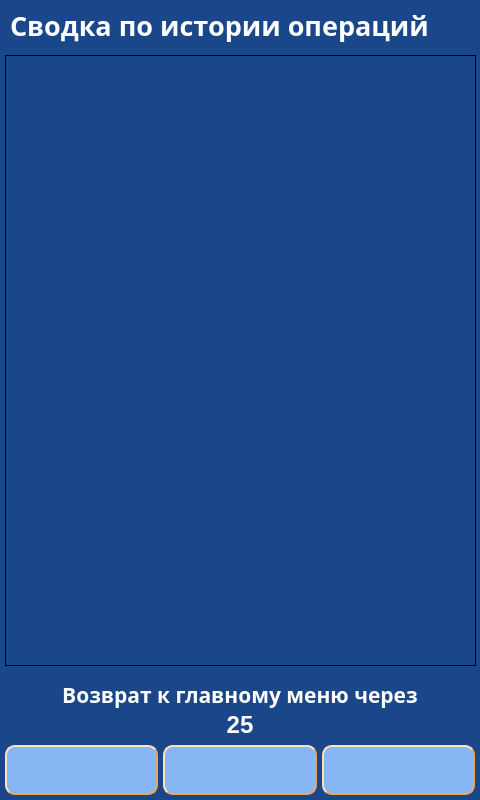
Qt form client/GUI/ui/screen_21_summary.ui (komrade2801/AutoSklad) before a commit.
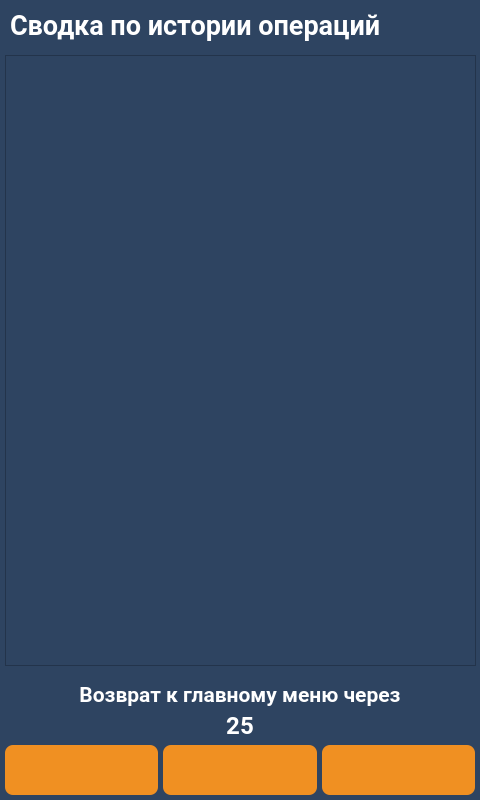
The same form after that commit. Icons and pictures are not drawn.

Commit message: changed client UI style

```diff
--- a/client/GUI/ui/screen_21_summary.ui
+++ b/client/GUI/ui/screen_21_summary.ui
@@ -14,7 +14,36 @@
    <string>screen_21_summary</string>
   </property>
   <property name="styleSheet">
-   <string notr="true">background-color: #1A4789;</string>
+   <string notr="true">QWidget{
+	background-color: #2e4461;
+}
+QLabel {
+	background: none;
+	color: #FFFFFF;
+	border-width: 0px;
+	border-radius: 0px;
+	font-family: &quot;Roboto&quot;, Sans-serif;
+}
+#background {
+	color: #FFFFFF;
+	background-color: #2e4461;
+	border-width: 2px;
+	border-style: groove;
+	border-color: #ff9923;
+	border-radius: 0px;
+	font-family: &quot;Roboto&quot;, Sans-serif;
+}
+QPushButton {
+	color: #FFFFFF;
+	background-color: #f09022;
+	border-width: 0px;
+	border-style: outset;
+	border-color: #EAA657;
+	border-radius: 8px;
+	font-weight: 600;
+    font-size: 25px;
+	font-family: &quot;Roboto&quot;, Sans-serif;
+}</string>
   </property>
   <widget class="QPushButton" name="btn_up">
    <property name="enabled">
@@ -36,20 +65,12 @@
    </property>
    <property name="font">
     <font>
-     <family>Arial Black</family>
-     <pointsize>16</pointsize>
+     <family>Roboto</family>
+     <pointsize>-1</pointsize>
      <weight>75</weight>
      <bold>true</bold>
     </font>
    </property>
-   <property name="styleSheet">
-    <string notr="true">color: #000000;
-background-color: #86B7F4;
-border-width: 2px;
-border-style: outset;
-border-color: #EAA657;
-border-radius: 10px;</string>
-   </property>
    <property name="text">
     <string/>
    </property>
@@ -84,20 +105,12 @@
    </property>
    <property name="font">
     <font>
-     <family>Arial Black</family>
-     <pointsize>16</pointsize>
+     <family>Roboto</family>
+     <pointsize>-1</pointsize>
      <weight>75</weight>
      <bold>true</bold>
     </font>
    </property>
-   <property name="styleSheet">
-    <string notr="true">color: #000000;
-background-color: #86B7F4;
-border-width: 2px;
-border-style: outset;
-border-color: #EAA657;
-border-radius: 10px;</string>
-   </property>
    <property name="text">
     <string/>
    </property>
@@ -126,7 +139,7 @@
    </property>
    <property name="font">
     <font>
-     <family>Arial Black</family>
+     <family>Roboto</family>
      <pointsize>20</pointsize>
      <weight>75</weight>
      <bold>true</bold>
@@ -135,12 +148,6 @@
    <property name="layoutDirection">
     <enum>Qt::LeftToRight</enum>
    </property>
-   <property name="styleSheet">
-    <string notr="true">color: #FFFFFF;
-background-color: #1A4789;
-border-width: 0px;
-border-radius: 0px;</string>
-   </property>
    <property name="text">
     <string>Сводка по истории операций</string>
    </property>
@@ -166,9 +173,6 @@
    <property name="whatsThis">
     <string>&lt;html&gt;&lt;head/&gt;&lt;body&gt;&lt;p&gt;&lt;br/&gt;&lt;/p&gt;&lt;/body&gt;&lt;/html&gt;</string>
    </property>
-   <property name="styleSheet">
-    <string notr="true">background-color: qlineargradient(spread:pad, x1:0, y1:0, x2:1, y2:0, stop:0 rgba(0, 0, 0, 0), stop:1 rgba(255, 255, 255, 0));</string>
-   </property>
    <property name="horizontalScrollBarPolicy">
     <enum>Qt::ScrollBarAsNeeded</enum>
    </property>
@@ -386,17 +390,12 @@
    </property>
    <property name="font">
     <font>
+     <family>Roboto</family>
      <pointsize>18</pointsize>
      <weight>75</weight>
      <bold>true</bold>
     </font>
    </property>
-   <property name="styleSheet">
-    <string notr="true">color: #FFFFFF;
-background-color: #1A4789;
-border-width: 0px;
-border-radius: 0px;</string>
-   </property>
    <property name="text">
     <string>25</string>
    </property>
@@ -614,18 +613,12 @@
    </property>
    <property name="font">
     <font>
-     <family>Dubai</family>
+     <family>Roboto</family>
      <pointsize>16</pointsize>
      <weight>75</weight>
      <bold>true</bold>
     </font>
    </property>
-   <property name="styleSheet">
-    <string notr="true">color: #FFFFFF;
-background-color: #1A4789;
-border-width: 0px;
-border-radius: 0px;</string>
-   </property>
    <property name="text">
     <string>Возврат к главному меню через</string>
    </property>
@@ -653,20 +646,12 @@
    </property>
    <property name="font">
     <font>
-     <family>Arial Black</family>
-     <pointsize>16</pointsize>
+     <family>Roboto</family>
+     <pointsize>-1</pointsize>
      <weight>75</weight>
      <bold>true</bold>
     </font>
    </property>
-   <property name="styleSheet">
-    <string notr="true">color: #000000;
-background-color: #86B7F4;
-border-width: 2px;
-border-style: outset;
-border-color: #EAA657;
-border-radius: 10px;</string>
-   </property>
    <property name="text">
     <string/>
    </property>
```
Left out of the diff: 2 changed lines with no effect on the pictures. The commit also changes 144 other files.
